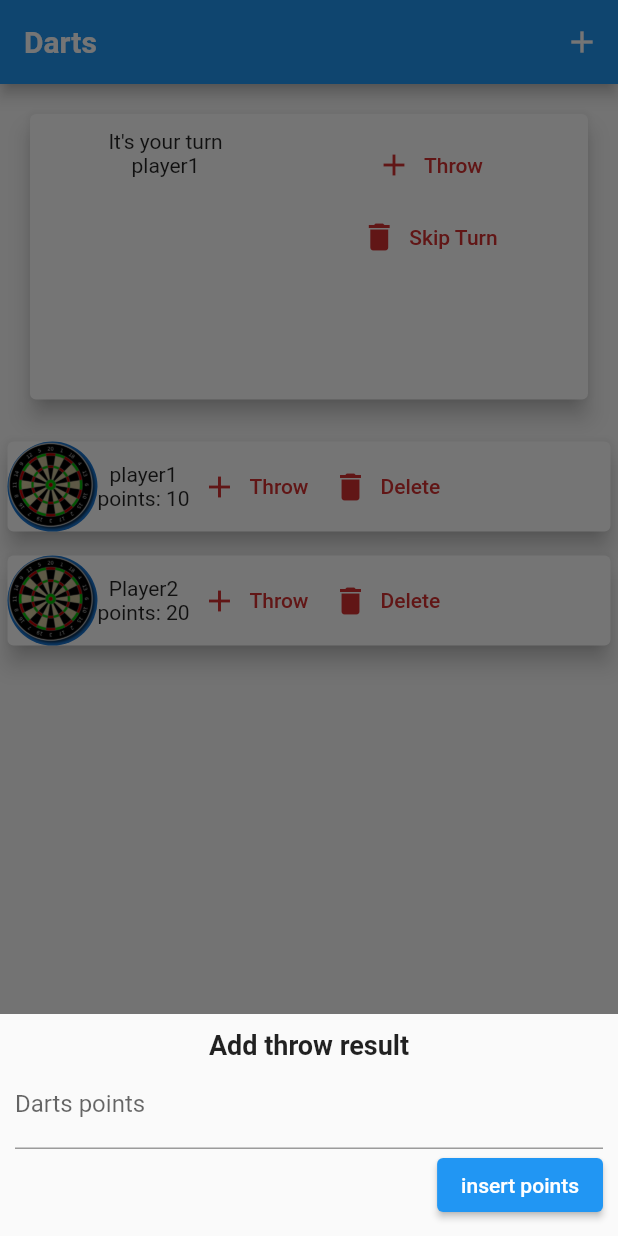
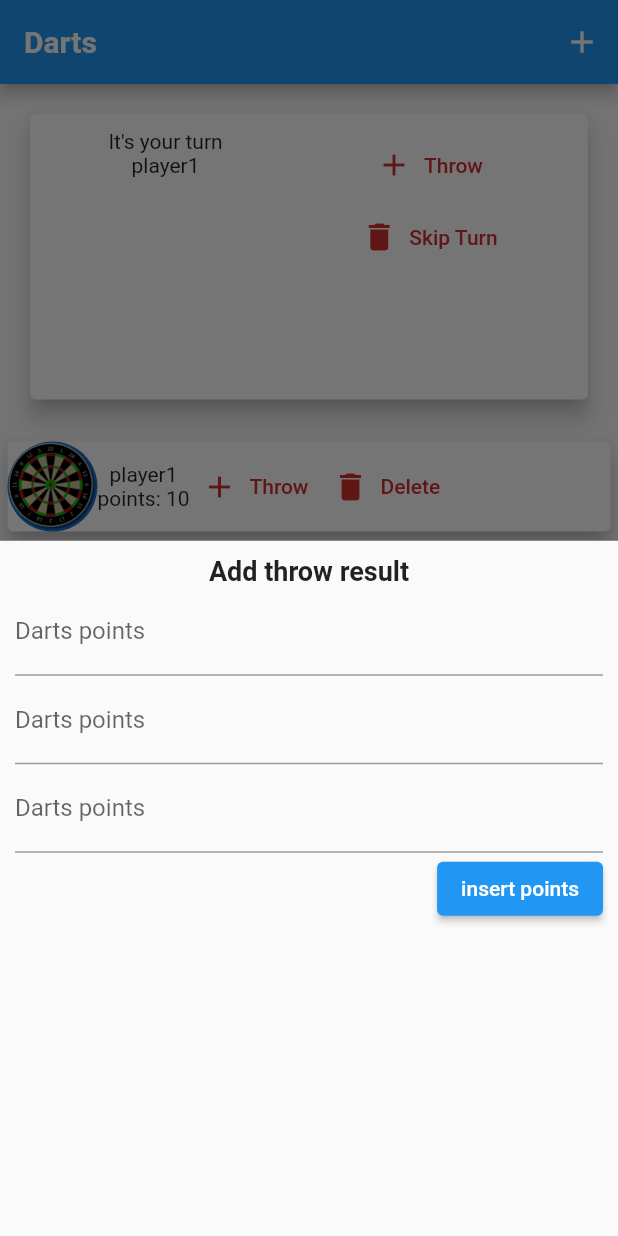
Before and after one commit to AlessandroGranato/Darts, a Flutter app: the screen it shows after launch, after a tap on "Throw", on a phone screen of 412 x 824 dp. Run offline on Flutter 3.47's test engine with Material 2 defaults, Android fonts, the phone set to English and light mode, and no system bars.

Commit message:
3 Dart shots feature - Add possibility to insert 3 dart shot points when clicking Throw btn

```diff
--- a/lib/widgets/throw_darts.dart
+++ b/lib/widgets/throw_darts.dart
@@ -11,14 +11,25 @@ class ThrowDarts extends StatefulWidget {
 }
 
 class _ThrowDartsState extends State<ThrowDarts> {
-  final TextEditingController _pointsController = TextEditingController();
+  final TextEditingController _pointsController1 = TextEditingController();
+  final TextEditingController _pointsController2 = TextEditingController();
+  final TextEditingController _pointsController3 = TextEditingController();
 
   void _submitData() {
-    if (_pointsController.text.isEmpty) {
+    if (_pointsController1.text.isEmpty && _pointsController2.text.isEmpty && _pointsController3.text.isEmpty) {
       return;
     }
+    if (_pointsController1.text.isEmpty) {
+      _pointsController1.text = '0';
+    }
+    if (_pointsController2.text.isEmpty) {
+      _pointsController2.text = '0';
+    }
+    if (_pointsController3.text.isEmpty) {
+      _pointsController3.text = '0';
+    }
 
-    int points = int.parse(_pointsController.text);
+    int points = int.parse(_pointsController1.text) + int.parse(_pointsController2.text) + int.parse(_pointsController3.text);
     widget.addPointsFunction(widget.playerId, points);
     Navigator.of(context).pop();
   }
@@ -36,6 +47,8 @@ class _ThrowDartsState extends State<ThrowDarts> {
           right: 10,
           bottom: mediaQuery.viewInsets.bottom + 10,
         ),
+        child: Container(
+          height: mediaQuery.size.height,
           child: Column(
             crossAxisAlignment: CrossAxisAlignment.end,
             children: [
@@ -48,9 +61,27 @@ class _ThrowDartsState extends State<ThrowDarts> {
                   border: UnderlineInputBorder(),
                   labelText: 'Darts points',
                 ),
-              controller: _pointsController,
+                controller: _pointsController1,
                 keyboardType: TextInputType.number,
-              onFieldSubmitted: (_) => _submitData(),
+                onFieldSubmitted: (_) {},
+              ),
+              TextFormField(
+                decoration: const InputDecoration(
+                  border: UnderlineInputBorder(),
+                  labelText: 'Darts points',
+                ),
+                controller: _pointsController2,
+                keyboardType: TextInputType.number,
+                onFieldSubmitted: (_) {},
+              ),
+              TextFormField(
+                decoration: const InputDecoration(
+                  border: UnderlineInputBorder(),
+                  labelText: 'Darts points',
+                ),
+                controller: _pointsController3,
+                keyboardType: TextInputType.number,
+                onFieldSubmitted: (_) {},
               ),
               ElevatedButton(
                 style: ElevatedButton.styleFrom(
@@ -62,6 +93,7 @@ class _ThrowDartsState extends State<ThrowDarts> {
             ],
           ),
         ),
+      ),
     );
   }
 }
```
Lines whose indentation alone changed are shown as unchanged.
